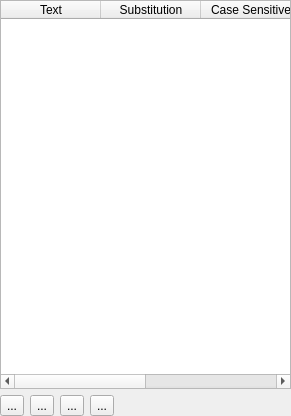
Above: src/ui/qgssubstitutionlistwidgetbase.ui from qgis/QGIS before the change. Below: the same form after it.
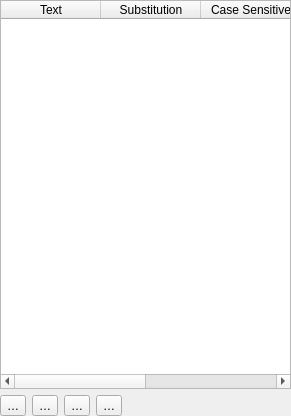
That is the form after the change. Icons and pictures are not drawn. Custom widgets are drawn as their Qt base class.

```diff
--- a/src/ui/qgssubstitutionlistwidgetbase.ui
+++ b/src/ui/qgssubstitutionlistwidgetbase.ui
@@ -61,7 +61,7 @@
      <item>
       <widget class="QToolButton" name="mButtonAdd">
        <property name="text">
-        <string>...</string>
+        <string>…</string>
        </property>
        <property name="icon">
         <iconset resource="../../images/images.qrc">
@@ -72,7 +72,7 @@
      <item>
       <widget class="QToolButton" name="mButtonRemove">
        <property name="text">
-        <string>...</string>
+        <string>…</string>
        </property>
        <property name="icon">
         <iconset resource="../../images/images.qrc">
@@ -83,7 +83,7 @@
      <item>
       <widget class="QToolButton" name="mButtonImport">
        <property name="text">
-        <string>...</string>
+        <string>…</string>
        </property>
        <property name="icon">
         <iconset resource="../../images/images.qrc">
@@ -94,7 +94,7 @@
      <item>
       <widget class="QToolButton" name="mButtonExport">
        <property name="text">
-        <string>...</string>
+        <string>…</string>
        </property>
        <property name="icon">
         <iconset resource="../../images/images.qrc">
```
